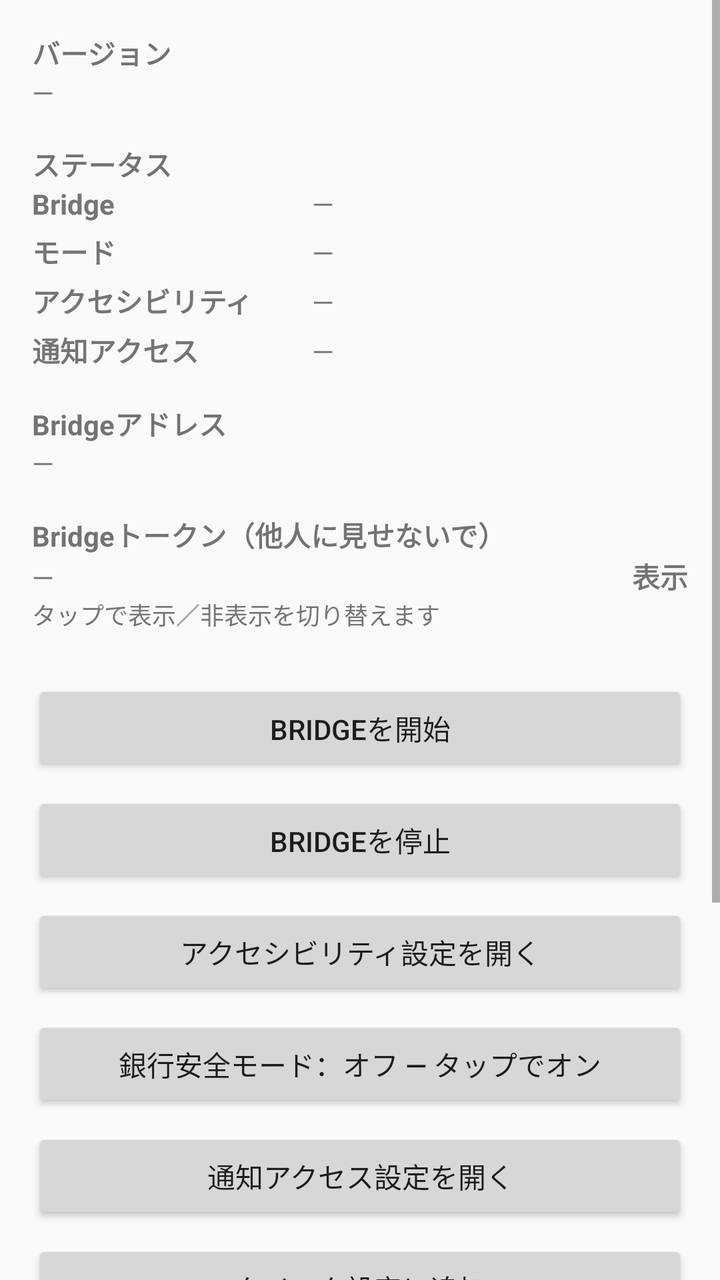
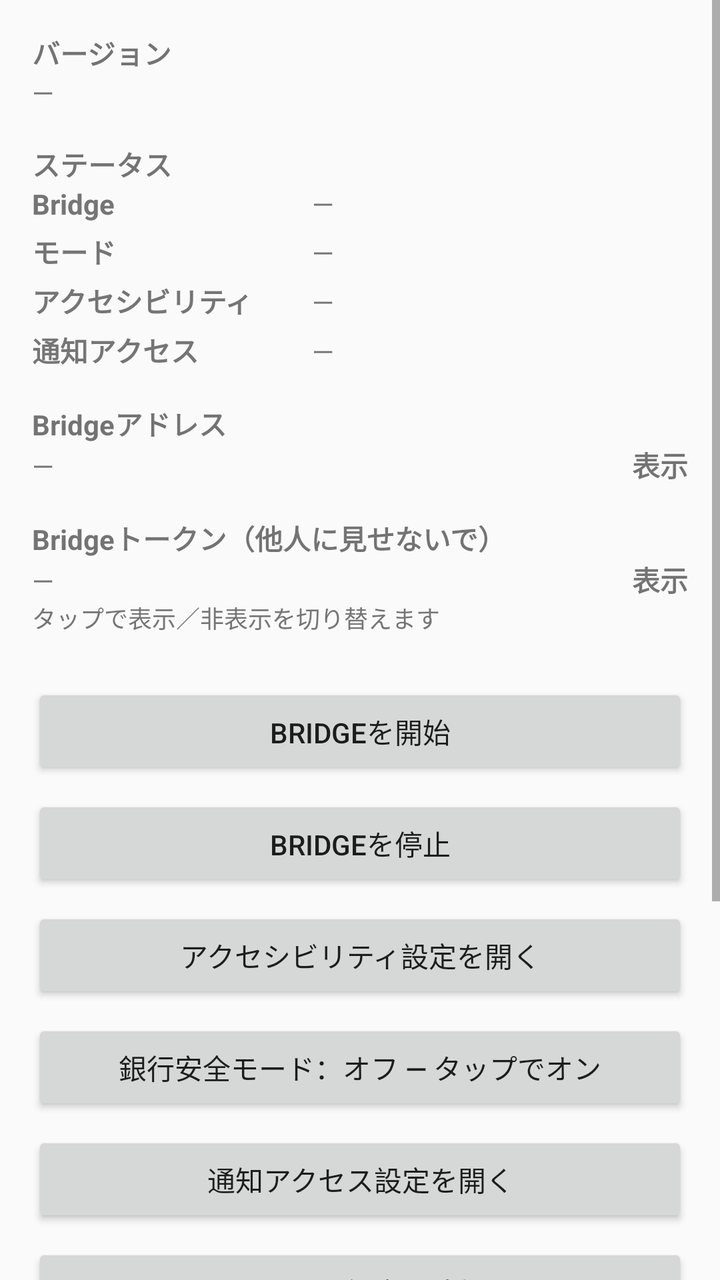

Screens rendered from an Android XML layout before and after an edit, with the pre-edit source and the edit as a unified diff.
<!-- AndroidManifest.xml: application theme android:Theme.Material.Light.NoActionBar -->
<!-- res/layout/activity_main.xml -->
<?xml version="1.0" encoding="utf-8"?>
<ScrollView xmlns:android="http://schemas.android.com/apk/res/android"
    android:layout_width="match_parent"
    android:layout_height="match_parent">

    <LinearLayout
        android:layout_width="match_parent"
        android:layout_height="wrap_content"
        android:orientation="vertical"
        android:padding="16dp">

        <TextView
            android:layout_width="wrap_content"
            android:layout_height="wrap_content"
            android:text="@string/title_version"
            android:textStyle="bold" />
        <TextView
            android:id="@+id/version_text"
            android:layout_width="match_parent"
            android:layout_height="wrap_content"
            android:text="—" />

        <TextView
            android:layout_width="wrap_content"
            android:layout_height="wrap_content"
            android:layout_marginTop="16dp"
            android:text="@string/title_status"
            android:textStyle="bold" />
        <LinearLayout
            android:layout_width="match_parent"
            android:layout_height="wrap_content"
            android:orientation="horizontal">
            <TextView
                android:layout_width="140dp"
                android:layout_height="wrap_content"
                android:text="@string/status_bridge_label"
                android:textColor="@color/status_neutral"
                android:textStyle="bold" />
            <TextView
                android:id="@+id/status_bridge_value"
                android:layout_width="0dp"
                android:layout_height="wrap_content"
                android:layout_weight="1"
                android:text="—" />
        </LinearLayout>
        <LinearLayout
            android:layout_width="match_parent"
            android:layout_height="wrap_content"
            android:layout_marginTop="4dp"
            android:orientation="horizontal">
            <TextView
                android:layout_width="140dp"
                android:layout_height="wrap_content"
                android:text="@string/status_mode_label"
                android:textColor="@color/status_neutral"
                android:textStyle="bold" />
            <TextView
                android:id="@+id/status_mode_value"
                android:layout_width="0dp"
                android:layout_height="wrap_content"
                android:layout_weight="1"
                android:text="—" />
        </LinearLayout>
        <LinearLayout
            android:layout_width="match_parent"
            android:layout_height="wrap_content"
            android:layout_marginTop="4dp"
            android:orientation="horizontal">
            <TextView
                android:layout_width="140dp"
                android:layout_height="wrap_content"
                android:text="@string/status_a11y_label"
                android:textColor="@color/status_neutral"
                android:textStyle="bold" />
            <TextView
                android:id="@+id/status_a11y_value"
                android:layout_width="0dp"
                android:layout_height="wrap_content"
                android:layout_weight="1"
                android:text="—" />
        </LinearLayout>
        <LinearLayout
            android:layout_width="match_parent"
            android:layout_height="wrap_content"
            android:layout_marginTop="4dp"
            android:orientation="horizontal">
            <TextView
                android:layout_width="140dp"
                android:layout_height="wrap_content"
                android:text="@string/status_notif_label"
                android:textColor="@color/status_neutral"
                android:textStyle="bold" />
            <TextView
                android:id="@+id/status_notif_value"
                android:layout_width="0dp"
                android:layout_height="wrap_content"
                android:layout_weight="1"
                android:text="—" />
        </LinearLayout>

        <TextView
            android:layout_width="wrap_content"
            android:layout_height="wrap_content"
            android:layout_marginTop="16dp"
            android:text="@string/title_address"
            android:textStyle="bold" />
        <TextView
            android:id="@+id/address_text"
            android:layout_width="match_parent"
            android:layout_height="wrap_content"
            android:text="—" />

        <TextView
            android:layout_width="wrap_content"
            android:layout_height="wrap_content"
            android:layout_marginTop="16dp"
            android:text="@string/title_token"
            android:textStyle="bold" />
        <LinearLayout
            android:layout_width="match_parent"
            android:layout_height="wrap_content"
            android:orientation="horizontal">
            <TextView
                android:id="@+id/token_text"
                android:layout_width="0dp"
                android:layout_height="wrap_content"
                android:layout_weight="1"
                android:text="—"
                android:textIsSelectable="true" />
            <TextView
                android:id="@+id/token_toggle_label"
                android:layout_width="wrap_content"
                android:layout_height="wrap_content"
                android:layout_marginStart="8dp"
                android:text="@string/token_show"
                android:textStyle="bold" />
        </LinearLayout>
        <TextView
            android:layout_width="match_parent"
            android:layout_height="wrap_content"
            android:text="@string/token_toggle_hint"
            android:textColor="@color/status_neutral"
            android:textSize="12sp" />

        <Button
            android:id="@+id/start_button"
            android:layout_width="match_parent"
            android:layout_height="wrap_content"
            android:layout_marginTop="24dp"
            android:minHeight="48dp"
            android:text="@string/btn_start" />
        <Button
            android:id="@+id/stop_button"
            android:layout_width="match_parent"
            android:layout_height="wrap_content"
            android:layout_marginTop="8dp"
            android:minHeight="48dp"
            android:text="@string/btn_stop" />
        <Button
            android:id="@+id/accessibility_button"
            android:layout_width="match_parent"
            android:layout_height="wrap_content"
            android:layout_marginTop="8dp"
            android:minHeight="48dp"
            android:text="@string/btn_accessibility" />
        <Button
            android:id="@+id/mode_button"
            android:layout_width="match_parent"
            android:layout_height="wrap_content"
            android:layout_marginTop="8dp"
            android:minHeight="48dp"
            android:text="@string/btn_mode_minimal" />
        <Button
            android:id="@+id/notification_button"
            android:layout_width="match_parent"
            android:layout_height="wrap_content"
            android:layout_marginTop="8dp"
            android:minHeight="48dp"
            android:text="@string/btn_notification" />
        <Button
            android:id="@+id/add_tile_button"
            android:layout_width="match_parent"
            android:layout_height="wrap_content"
            android:layout_marginTop="8dp"
            android:minHeight="48dp"
            android:text="@string/btn_add_tile" />
        <Button
            android:id="@+id/regenerate_button"
            android:layout_width="match_parent"
            android:layout_height="wrap_content"
            android:layout_marginTop="8dp"
            android:minHeight="48dp"
            android:text="@string/btn_regenerate" />
        <Button
            android:id="@+id/log_button"
            android:layout_width="match_parent"
            android:layout_height="wrap_content"
            android:layout_marginTop="8dp"
            android:minHeight="48dp"
            android:text="@string/btn_log" />

        <TextView
            android:layout_width="match_parent"
            android:layout_height="wrap_content"
            android:layout_marginTop="24dp"
            android:lineSpacingExtra="2dp"
            android:text="@string/hint"
            android:textColor="#424242" />
    </LinearLayout>
</ScrollView>
<!-- resources referenced by this layout -->
<resources>
  <color name="status_neutral">#757575</color>
  <string name="btn_accessibility">アクセシビリティ設定を開く</string>
  <string name="btn_add_tile">クイック設定に追加</string>
  <string name="btn_log">ログを見る</string>
  <string name="btn_mode_minimal">銀行安全モード：オフ — タップでオン</string>
  <string name="btn_notification">通知アクセス設定を開く</string>
  <string name="btn_regenerate">トークンを再発行</string>
  <string name="btn_start">Bridgeを開始</string>
  <string name="btn_stop">Bridgeを停止</string>
  <string name="hint">Bridgeはこの端末内でのみ待ち受けます（Tailscaleアドレスとlocalhost）。すべてのリクエストに上のトークンが必要です。使い終わったらBridgeを停止してください。</string>
  <string name="status_a11y_label">アクセシビリティ</string>
  <string name="status_bridge_label">Bridge</string>
  <string name="status_mode_label">モード</string>
  <string name="status_notif_label">通知アクセス</string>
  <string name="title_address">Bridgeアドレス</string>
  <string name="title_status">ステータス</string>
  <string name="title_token">Bridgeトークン（他人に見せないで）</string>
  <string name="title_version">バージョン</string>
  <string name="token_show">表示</string>
  <string name="token_toggle_hint">タップで表示／非表示を切り替えます</string>
</resources>

<!-- the commit's change to res/layout/activity_main.xml (unified diff, before → after) -->
@@ -104,11 +104,25 @@
             android:layout_marginTop="16dp"
             android:text="@string/title_address"
             android:textStyle="bold" />
-        <TextView
-            android:id="@+id/address_text"
-            android:layout_width="match_parent"
-            android:layout_height="wrap_content"
-            android:text="—" />
+        <LinearLayout
+            android:layout_width="match_parent"
+            android:layout_height="wrap_content"
+            android:orientation="horizontal">
+            <TextView
+                android:id="@+id/address_text"
+                android:layout_width="0dp"
+                android:layout_height="wrap_content"
+                android:layout_weight="1"
+                android:text="—"
+                android:textIsSelectable="true" />
+            <TextView
+                android:id="@+id/address_toggle_label"
+                android:layout_width="wrap_content"
+                android:layout_height="wrap_content"
+                android:layout_marginStart="8dp"
+                android:text="@string/token_show"
+                android:textStyle="bold" />
+        </LinearLayout>
 
         <TextView
             android:layout_width="wrap_content"
